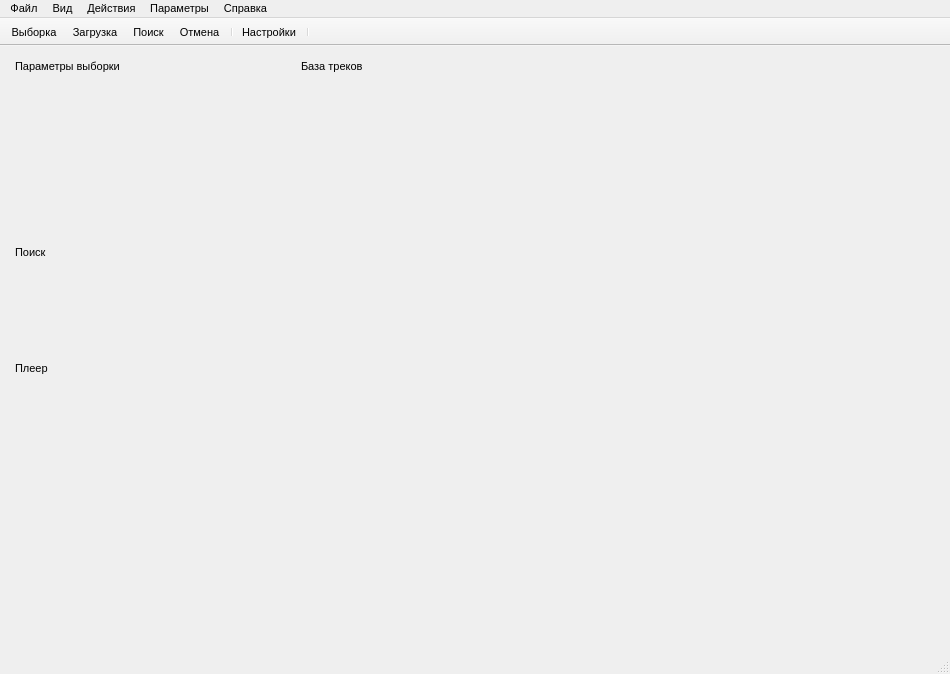
Before: the Qt Designer form mainwindow.ui in sidorplugin/HearDemoTrackEasy, drawn with Qt 5.
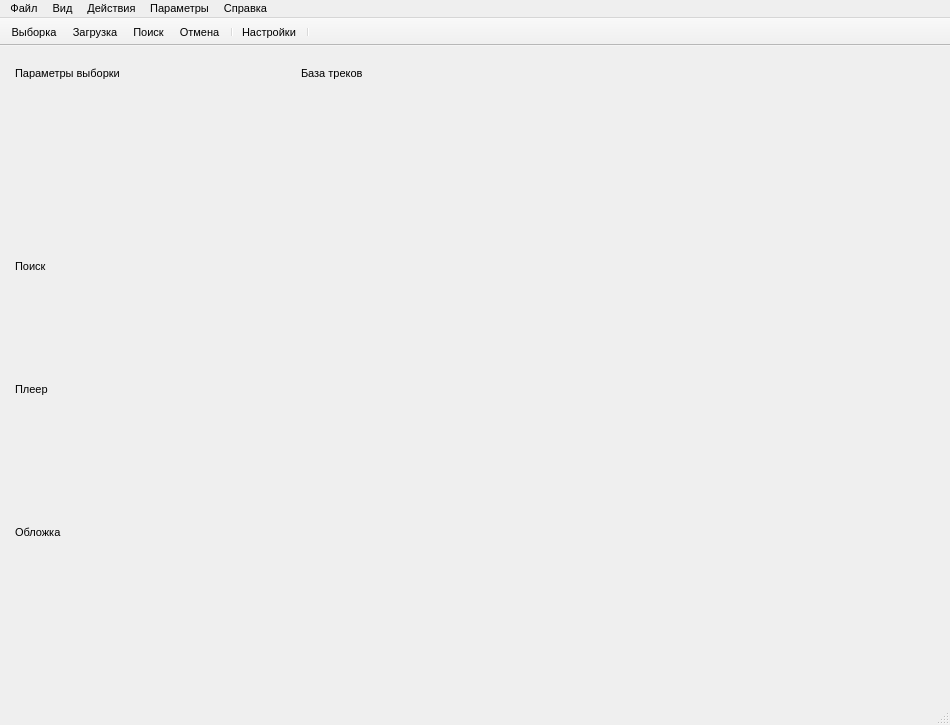
After: the same form once the commit is applied. Icons and pictures are not drawn.

```diff
--- a/mainwindow.ui
+++ b/mainwindow.ui
@@ -7,7 +7,7 @@
     <x>0</x>
     <y>0</y>
     <width>946</width>
-    <height>674</height>
+    <height>725</height>
    </rect>
   </property>
   <property name="font">
@@ -69,7 +69,7 @@
       <widget class="QWidget" name="dockWidgetContents"/>
      </widget>
     </item>
-    <item row="0" column="1" rowspan="5">
+    <item row="0" column="1" rowspan="4">
      <widget class="QDockWidget" name="dockWidgetDbView">
       <property name="sizePolicy">
        <sizepolicy hsizetype="Maximum" vsizetype="Maximum">
@@ -147,6 +147,32 @@
       <widget class="QWidget" name="dockWidgetContents_3"/>
      </widget>
     </item>
+    <item row="3" column="0">
+     <widget class="QDockWidget" name="dockWidgetCover">
+      <property name="minimumSize">
+       <size>
+        <width>280</width>
+        <height>160</height>
+       </size>
+      </property>
+      <property name="maximumSize">
+       <size>
+        <width>280</width>
+        <height>130</height>
+       </size>
+      </property>
+      <property name="features">
+       <set>QDockWidget::NoDockWidgetFeatures</set>
+      </property>
+      <property name="allowedAreas">
+       <set>Qt::LeftDockWidgetArea</set>
+      </property>
+      <property name="windowTitle">
+       <string>Обложка</string>
+      </property>
+      <widget class="QWidget" name="dockWidgetContents_5"/>
+     </widget>
+    </item>
    </layout>
   </widget>
   <widget class="QMenuBar" name="menuBar">
```
Left out of the diff: 13 changed lines with no effect on the pictures.
